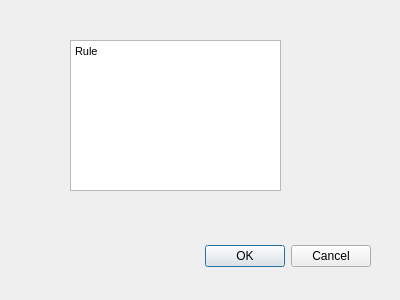
Above: helpdialog.ui from mwangxx0129/CardGame before the change. Below: the same form after it.
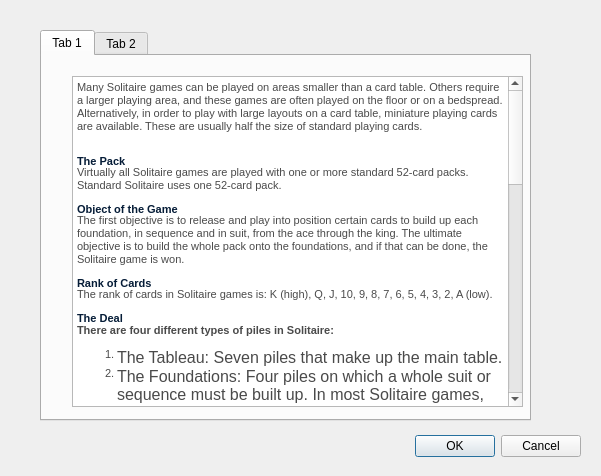
That is the form after the change.

The edit to the form file:
```diff
--- a/helpdialog.ui
+++ b/helpdialog.ui
@@ -6,8 +6,8 @@
    <rect>
     <x>0</x>
     <y>0</y>
-    <width>400</width>
-    <height>300</height>
+    <width>601</width>
+    <height>476</height>
    </rect>
   </property>
   <property name="windowTitle">
@@ -16,8 +16,8 @@
   <widget class="QDialogButtonBox" name="buttonBox">
    <property name="geometry">
     <rect>
-     <x>30</x>
-     <y>240</y>
+     <x>240</x>
+     <y>430</y>
      <width>341</width>
      <height>32</height>
     </rect>
@@ -29,22 +29,67 @@
     <set>QDialogButtonBox::Cancel|QDialogButtonBox::Ok</set>
    </property>
   </widget>
-  <widget class="QTextEdit" name="textEdit">
+  <widget class="QTabWidget" name="tabWidget">
    <property name="geometry">
     <rect>
-     <x>70</x>
-     <y>40</y>
-     <width>211</width>
-     <height>151</height>
+     <x>40</x>
+     <y>30</y>
+     <width>491</width>
+     <height>391</height>
     </rect>
    </property>
-   <property name="html">
-    <string>&lt;!DOCTYPE HTML PUBLIC &quot;-//W3C//DTD HTML 4.0//EN&quot; &quot;http://www.w3.org/TR/REC-html40/strict.dtd&quot;&gt;
+   <property name="currentIndex">
+    <number>0</number>
+   </property>
+   <widget class="QWidget" name="tab">
+    <attribute name="title">
+     <string>Tab 1</string>
+    </attribute>
+    <widget class="QTextBrowser" name="textBrowser">
+     <property name="geometry">
+      <rect>
+       <x>30</x>
+       <y>20</y>
+       <width>451</width>
+       <height>331</height>
+      </rect>
+     </property>
+     <property name="html">
+      <string>&lt;!DOCTYPE HTML PUBLIC &quot;-//W3C//DTD HTML 4.0//EN&quot; &quot;http://www.w3.org/TR/REC-html40/strict.dtd&quot;&gt;
 &lt;html&gt;&lt;head&gt;&lt;meta name=&quot;qrichtext&quot; content=&quot;1&quot; /&gt;&lt;style type=&quot;text/css&quot;&gt;
 p, li { white-space: pre-wrap; }
 &lt;/style&gt;&lt;/head&gt;&lt;body style=&quot; font-family:'MS Shell Dlg 2'; font-size:8.25pt; font-weight:400; font-style:normal;&quot;&gt;
-&lt;p style=&quot; margin-top:0px; margin-bottom:0px; margin-left:0px; margin-right:0px; -qt-block-indent:0; text-indent:0px;&quot;&gt;Rule&lt;/p&gt;&lt;/body&gt;&lt;/html&gt;</string>
-   </property>
+&lt;p style=&quot; margin-top:0px; margin-bottom:11px; margin-left:0px; margin-right:0px; -qt-block-indent:0; text-indent:0px; background-color:#ffffff;&quot;&gt;&lt;span style=&quot; font-family:'Roboto,Helvetica Neue,Helvetica,Arial,sans-serif'; font-size:8pt; color:#4a4a4a; background-color:#ffffff;&quot;&gt;Many Solitaire games can be played on areas smaller than a card table. Others require a larger playing area, and these games are often played on the floor or on a bedspread. Alternatively, in order to play with large layouts on a card table, miniature playing cards are available. These are usually half the size of standard playing cards.&lt;/span&gt;&lt;/p&gt;
+&lt;p style=&quot; margin-top:22px; margin-bottom:11px; margin-left:0px; margin-right:0px; -qt-block-indent:0; text-indent:0px; line-height:1.1%; background-color:#ffffff;&quot;&gt;&lt;span style=&quot; font-family:'Roboto Condensed'; font-size:8pt; font-weight:600; color:#051c37;&quot;&gt;The Pack&lt;/span&gt;&lt;/p&gt;
+&lt;p style=&quot; margin-top:0px; margin-bottom:11px; margin-left:0px; margin-right:0px; -qt-block-indent:0; text-indent:0px; background-color:#ffffff;&quot;&gt;&lt;span style=&quot; font-family:'Roboto,Helvetica Neue,Helvetica,Arial,sans-serif'; font-size:8pt; color:#4a4a4a; background-color:#ffffff;&quot;&gt;Virtually all Solitaire games are played with one or more standard 52-card packs. Standard Solitaire uses one 52-card pack.&lt;/span&gt;&lt;/p&gt;
+&lt;p style=&quot; margin-top:11px; margin-bottom:11px; margin-left:0px; margin-right:0px; -qt-block-indent:0; text-indent:0px; line-height:1.1%; background-color:#ffffff;&quot;&gt;&lt;span style=&quot; font-family:'Roboto Condensed'; font-size:8pt; font-weight:696; color:#051c37; background-color:#ffffff;&quot;&gt;Object of the Game&lt;/span&gt;&lt;/p&gt;
+&lt;p style=&quot; margin-top:0px; margin-bottom:11px; margin-left:0px; margin-right:0px; -qt-block-indent:0; text-indent:0px; background-color:#ffffff;&quot;&gt;&lt;span style=&quot; font-family:'Roboto,Helvetica Neue,Helvetica,Arial,sans-serif'; font-size:8pt; color:#4a4a4a; background-color:#ffffff;&quot;&gt;The first objective is to release and play into position certain cards to build up each foundation, in sequence and in suit, from the ace through the king. The ultimate objective is to build the whole pack onto the foundations, and if that can be done, the Solitaire game is won.&lt;/span&gt;&lt;/p&gt;
+&lt;p style=&quot; margin-top:11px; margin-bottom:11px; margin-left:0px; margin-right:0px; -qt-block-indent:0; text-indent:0px; line-height:1.1%; background-color:#ffffff;&quot;&gt;&lt;span style=&quot; font-family:'Roboto Condensed'; font-size:8pt; font-weight:696; color:#051c37; background-color:#ffffff;&quot;&gt;Rank of Cards&lt;/span&gt;&lt;/p&gt;
+&lt;p style=&quot; margin-top:0px; margin-bottom:11px; margin-left:0px; margin-right:0px; -qt-block-indent:0; text-indent:0px; background-color:#ffffff;&quot;&gt;&lt;span style=&quot; font-family:'Roboto,Helvetica Neue,Helvetica,Arial,sans-serif'; font-size:8pt; color:#4a4a4a; background-color:#ffffff;&quot;&gt;The rank of cards in Solitaire games is: K (high), Q, J, 10, 9, 8, 7, 6, 5, 4, 3, 2, A (low).&lt;/span&gt;&lt;/p&gt;
+&lt;p style=&quot; margin-top:11px; margin-bottom:11px; margin-left:0px; margin-right:0px; -qt-block-indent:0; text-indent:0px; line-height:1.1%; background-color:#ffffff;&quot;&gt;&lt;span style=&quot; font-family:'Roboto Condensed'; font-size:8pt; font-weight:696; color:#051c37; background-color:#ffffff;&quot;&gt;The Deal&lt;/span&gt;&lt;/p&gt;
+&lt;p style=&quot; margin-top:0px; margin-bottom:11px; margin-left:0px; margin-right:0px; -qt-block-indent:0; text-indent:0px; background-color:#ffffff;&quot;&gt;&lt;span style=&quot; font-family:'Roboto,Helvetica Neue,Helvetica,Arial,sans-serif'; font-size:8pt; font-weight:600; color:#4a4a4a;&quot;&gt;There are four different types of piles in Solitaire:&lt;/span&gt;&lt;/p&gt;
+&lt;ol style=&quot;margin-top: 0px; margin-bottom: 0px; margin-left: 0px; margin-right: 0px; -qt-list-indent: 1;&quot;&gt;&lt;li style=&quot; font-family:'Roboto,Helvetica Neue,Helvetica,Arial,sans-serif'; font-size:8pt; color:#4a4a4a;&quot; style=&quot; margin-top:0px; margin-bottom:0px; margin-left:0px; margin-right:0px; -qt-block-indent:0; text-indent:0px;&quot;&gt;&lt;span style=&quot; font-size:16px;&quot;&gt;The Tableau: Seven piles that make up the main table.&lt;/span&gt;&lt;/li&gt;
+&lt;li style=&quot; font-family:'Roboto,Helvetica Neue,Helvetica,Arial,sans-serif'; font-size:8pt; color:#4a4a4a;&quot; style=&quot; margin-top:0px; margin-bottom:0px; margin-left:0px; margin-right:0px; -qt-block-indent:0; text-indent:0px;&quot;&gt;&lt;span style=&quot; font-size:16px;&quot;&gt;The Foundations: Four piles on which a whole suit or sequence must be built up. In most Solitaire games, the four aces are the bottom card or base of the foundations. The foundation piles are hearts, diamonds, spades, and clubs.&lt;/span&gt;&lt;/li&gt;
+&lt;li style=&quot; font-family:'Roboto,Helvetica Neue,Helvetica,Arial,sans-serif'; font-size:8pt; color:#4a4a4a;&quot; style=&quot; margin-top:0px; margin-bottom:0px; margin-left:0px; margin-right:0px; -qt-block-indent:0; text-indent:0px;&quot;&gt;&lt;span style=&quot; font-size:16px;&quot;&gt;The Stock (or “Hand”) Pile: If the entire pack is not laid out in a tableau at the beginning of a game, the remaining cards form the stock pile from which additional cards are brought into play according to the rules.&lt;/span&gt;&lt;/li&gt;
+&lt;li style=&quot; font-family:'Roboto,Helvetica Neue,Helvetica,Arial,sans-serif'; font-size:8pt; color:#4a4a4a;&quot; style=&quot; margin-top:0px; margin-bottom:11px; margin-left:0px; margin-right:0px; -qt-block-indent:0; text-indent:0px;&quot;&gt;&lt;span style=&quot; font-size:16px;&quot;&gt;The Talon (or “Waste”) Pile: Cards from the stock pile that have no place in the tableau or on foundations are laid face up in the waste pile.&lt;/span&gt;&lt;/li&gt;&lt;/ol&gt;
+&lt;p style=&quot; margin-top:0px; margin-bottom:11px; margin-left:0px; margin-right:0px; -qt-block-indent:0; text-indent:0px; background-color:#ffffff;&quot;&gt;&lt;span style=&quot; font-family:'Roboto,Helvetica Neue,Helvetica,Arial,sans-serif'; font-size:8pt; color:#4a4a4a; background-color:#ffffff;&quot;&gt;To form the tableau, seven piles need to be created. Starting from left to right, place the first card face up to make the first pile, deal one card face down for the next six piles. Starting again from left to right, place one card face up on the second pile and deal one card face down on piles three through seven. Starting again from left to right, place one card face up on the third pile and deal one card face down on piles four through seven. Continue this pattern until pile seven has one card facing up on top of a pile of six cards facing down.&lt;/span&gt;&lt;/p&gt;
+&lt;p style=&quot; margin-top:0px; margin-bottom:11px; margin-left:0px; margin-right:0px; -qt-block-indent:0; text-indent:0px; background-color:#ffffff;&quot;&gt;&lt;span style=&quot; font-family:'Roboto,Helvetica Neue,Helvetica,Arial,sans-serif'; font-size:8pt; color:#4a4a4a; background-color:#ffffff;&quot;&gt;The remaining cards form the stock (or “hand”) pile and are placed above the tableau.&lt;/span&gt;&lt;/p&gt;
+&lt;p style=&quot; margin-top:0px; margin-bottom:11px; margin-left:0px; margin-right:0px; -qt-block-indent:0; text-indent:0px; background-color:#ffffff;&quot;&gt;&lt;span style=&quot; font-family:'Roboto,Helvetica Neue,Helvetica,Arial,sans-serif'; font-size:8pt; color:#4a4a4a; background-color:#ffffff;&quot;&gt;When starting out, the foundations and waste pile do not have any cards.&lt;/span&gt;&lt;/p&gt;
+&lt;p style=&quot; margin-top:11px; margin-bottom:11px; margin-left:0px; margin-right:0px; -qt-block-indent:0; text-indent:0px; line-height:1.1%; background-color:#ffffff;&quot;&gt;&lt;span style=&quot; font-family:'Roboto Condensed'; font-size:8pt; font-weight:696; color:#051c37; background-color:#ffffff;&quot;&gt;The Play&lt;/span&gt;&lt;/p&gt;
+&lt;p style=&quot; margin-top:0px; margin-bottom:11px; margin-left:0px; margin-right:0px; -qt-block-indent:0; text-indent:0px; background-color:#ffffff;&quot;&gt;&lt;span style=&quot; font-family:'Roboto,Helvetica Neue,Helvetica,Arial,sans-serif'; font-size:8pt; color:#4a4a4a; background-color:#ffffff;&quot;&gt;The initial array may be changed by &amp;quot;building&amp;quot; - transferring cards among the face-up cards in the tableau. Certain cards of the tableau can be played at once, while others may not be played until certain blocking cards are removed. For example, of the seven cards facing up in the tableau, if one is a nine and another is a ten, you may transfer the nine to on top of the ten to begin building that pile in sequence. Since you have moved the nine from one of the seven piles, you have now unblocked a face down card; this card can be turned over and now is in play.&lt;/span&gt;&lt;/p&gt;
+&lt;p style=&quot; margin-top:0px; margin-bottom:11px; margin-left:0px; margin-right:0px; -qt-block-indent:0; text-indent:0px; background-color:#ffffff;&quot;&gt;&lt;span style=&quot; font-family:'Roboto,Helvetica Neue,Helvetica,Arial,sans-serif'; font-size:8pt; color:#4a4a4a; background-color:#ffffff;&quot;&gt;As you transfer cards in the tableau and begin building sequences, if you uncover an ace, the ace should be placed in one of the foundation piles. The foundations get built by suit and in sequence from ace to king.&lt;/span&gt;&lt;/p&gt;
+&lt;p style=&quot; margin-top:0px; margin-bottom:11px; margin-left:0px; margin-right:0px; -qt-block-indent:0; text-indent:0px; background-color:#ffffff;&quot;&gt;&lt;span style=&quot; font-family:'Roboto,Helvetica Neue,Helvetica,Arial,sans-serif'; font-size:8pt; color:#4a4a4a; background-color:#ffffff;&quot;&gt;Continue to transfer cards on top of each other in the tableau in sequence. If you can’t move any more face up cards, you can utilize the stock pile by flipping over the first card. This card can be played in the foundations or tableau. If you cannot play the card in the tableau or the foundations piles, move the card to the waste pile and turn over another card in the stock pile.&lt;/span&gt;&lt;/p&gt;
+&lt;p style=&quot; margin-top:0px; margin-bottom:11px; margin-left:0px; margin-right:0px; -qt-block-indent:0; text-indent:0px; background-color:#ffffff;&quot;&gt;&lt;span style=&quot; font-family:'Roboto,Helvetica Neue,Helvetica,Arial,sans-serif'; font-size:8pt; color:#4a4a4a; background-color:#ffffff;&quot;&gt;If a vacancy in the tableau is created by the removal of cards elsewhere it is called a “space”, and it is of major importance in manipulating the tableau. If a space is created, it can only be filled in with a king. Filling a space with a king could potentially unblock one of the face down cards in another pile in the tableau.&lt;/span&gt;&lt;/p&gt;
+&lt;p style=&quot; margin-top:0px; margin-bottom:11px; margin-left:0px; margin-right:0px; -qt-block-indent:0; text-indent:0px; background-color:#ffffff;&quot;&gt;&lt;span style=&quot; font-family:'Roboto,Helvetica Neue,Helvetica,Arial,sans-serif'; font-size:8pt; color:#4a4a4a; background-color:#ffffff;&quot;&gt;Continue to transfer cards in the tableau and bring cards into play from the stock pile until all the cards are built in suit sequences in the foundation piles to win!&lt;/span&gt;&lt;/p&gt;
+&lt;p style=&quot; margin-top:0px; margin-bottom:0px; margin-left:0px; margin-right:0px; -qt-block-indent:0; text-indent:0px;&quot;&gt;&lt;span style=&quot; font-family:'Roboto,Helvetica Neue,Helvetica,Arial,sans-serif'; font-size:8pt; color:#4a4a4a; background-color:#ffffff;&quot;&gt;- See more at: http://www.bicyclecards.com/how-to-play/solitaire/#sthash.JKyD8jYh.dpuf&lt;/span&gt;&lt;/p&gt;&lt;/body&gt;&lt;/html&gt;</string>
+     </property>
+    </widget>
+   </widget>
+   <widget class="QWidget" name="tab_2">
+    <attribute name="title">
+     <string>Tab 2</string>
+    </attribute>
+   </widget>
   </widget>
  </widget>
  <resources/>
```
